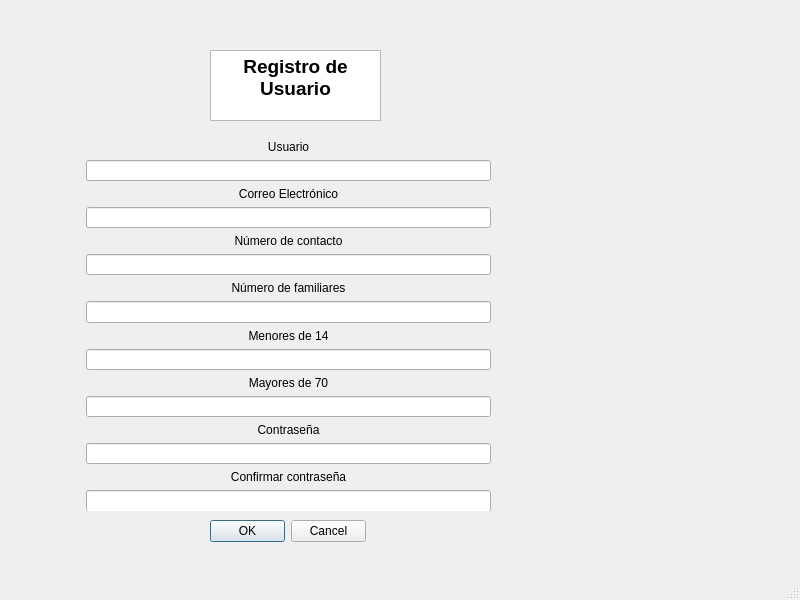
First picture: the form in RegistroUsuario.ui, repository acarreteroc99/PisciGo, before the edit.
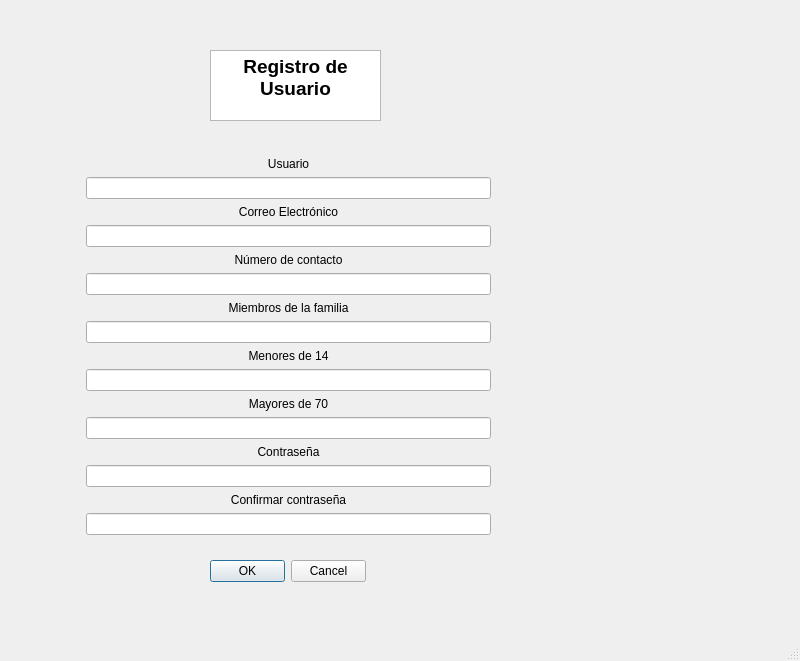
Second picture: the form after the edit.

Commit message: registre usuari bo

What changed in the file:
```diff
--- a/RegistroUsuario.ui
+++ b/RegistroUsuario.ui
@@ -7,7 +7,7 @@
     <x>0</x>
     <y>0</y>
     <width>800</width>
-    <height>600</height>
+    <height>661</height>
    </rect>
   </property>
   <property name="windowTitle">
@@ -20,7 +20,7 @@
       <x>80</x>
       <y>140</y>
       <width>411</width>
-      <height>371</height>
+      <height>411</height>
      </rect>
     </property>
     <layout class="QFormLayout" name="formLayout">
@@ -137,7 +137,7 @@
      <item row="6" column="1">
       <widget class="QLabel" name="numFamLabel">
        <property name="text">
-        <string>Número de familiares</string>
+        <string>Miembros de la familia</string>
        </property>
        <property name="alignment">
         <set>Qt::AlignCenter</set>
@@ -184,7 +184,7 @@
     <property name="geometry">
      <rect>
       <x>210</x>
-      <y>520</y>
+      <y>560</y>
       <width>156</width>
       <height>23</height>
      </rect>
```
Left out of the diff: 4 changed lines with no effect on the pictures.
